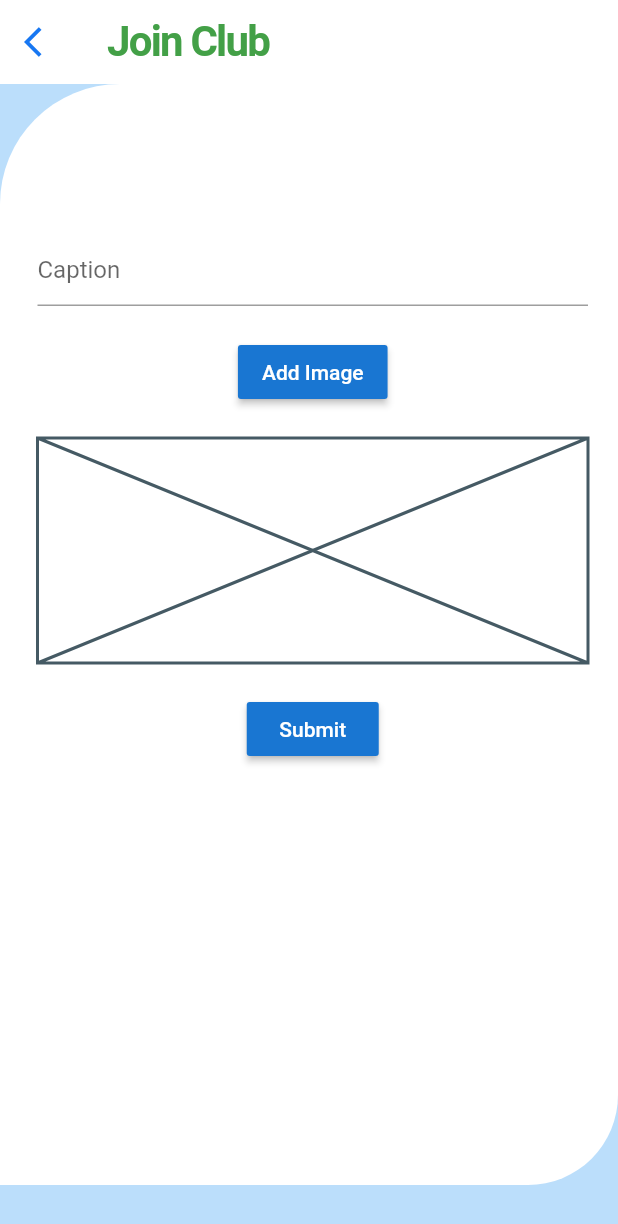
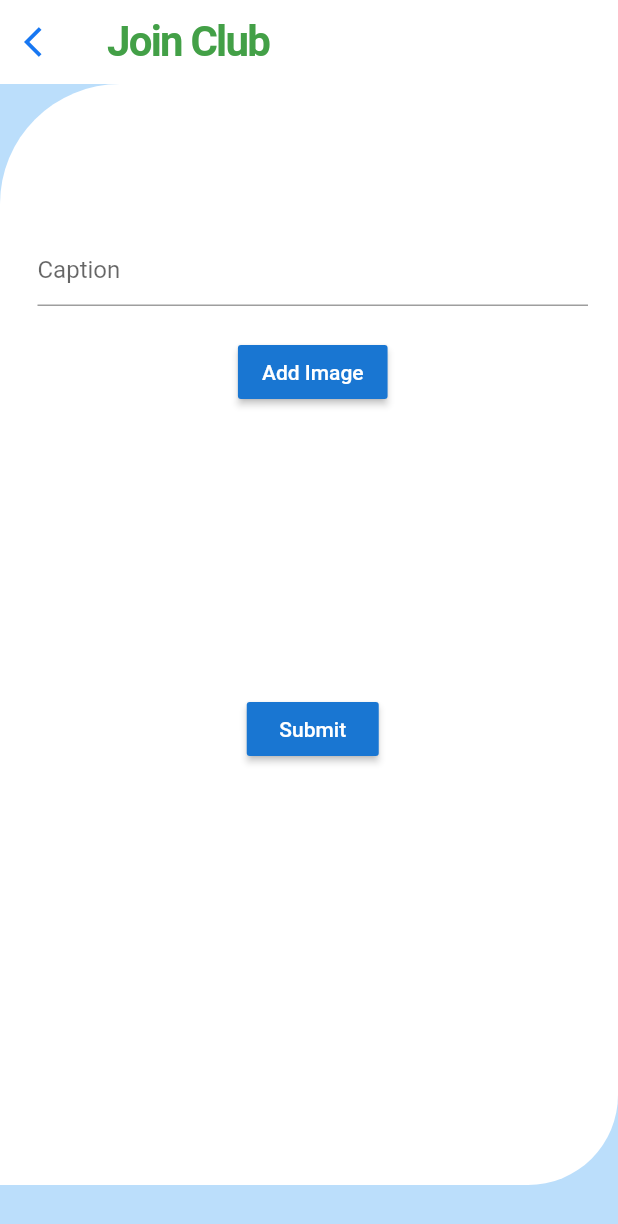
Before and after one commit to SrilalS/MAD_Project, a Flutter app: the AddPost screen opened directly, after a tap on "Add Image", on a phone screen of 412 x 824 dp. Shown: the top 1224 px of the screen. Run offline on Flutter 3.47's test engine with Material 2 defaults, Android fonts, the light colour scheme and no system bars; our stand-ins replace cached_network_image, cloud_firestore, firebase_auth, firebase_core, firebase_storage, get and 4 more; accounts and stored records are empty.

Commit message:
add post ui changed

```diff
--- a/lib/UI/add_post.dart
+++ b/lib/UI/add_post.dart
@@ -103,7 +103,7 @@ class _AddPostState extends State<AddPost> {
                     SizedBox(height: 20.0),
                     (imageUrl != null)
                         ? Image.network(imageUrl)
-                        : Placeholder(fallbackHeight: 150.0,fallbackWidth: double.infinity),
+                        : Placeholder(fallbackHeight: 150.0,fallbackWidth: double.infinity, color: Colors.transparent,),
                     SizedBox(height: 20.0),
                     RaisedButton(
                         color: Colors.blue[700],
@@ -152,7 +152,7 @@ class _AddPostState extends State<AddPost> {
       if (image != null){
         //Upload to Firebase
         var snapshot = await _storage.ref()
-            .child("productImage/image1" + DateTime.now().toString())
+            .child("postImage/image1" + DateTime.now().toString())
             .putFile(file) ;
         // .onComplete;
 
```
